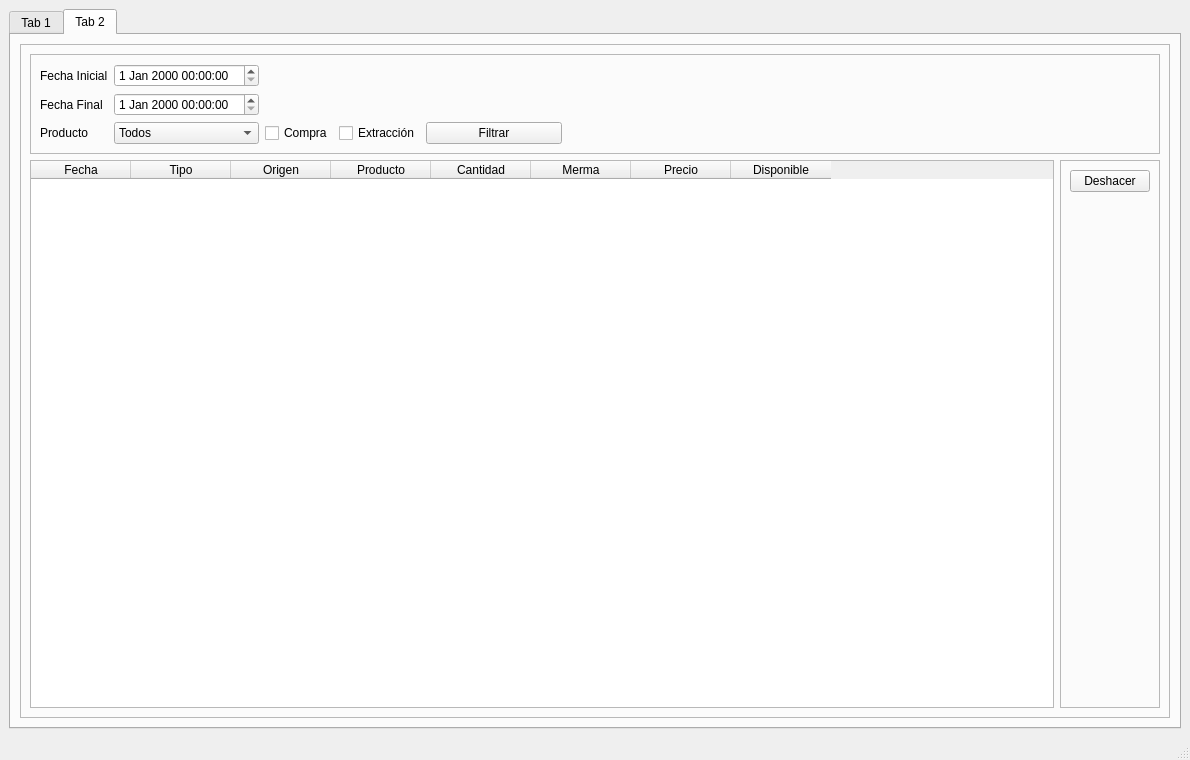
Qt form RumbaBurger/form_transacciones.ui (yordanlp/RumbaBurger) before a commit.
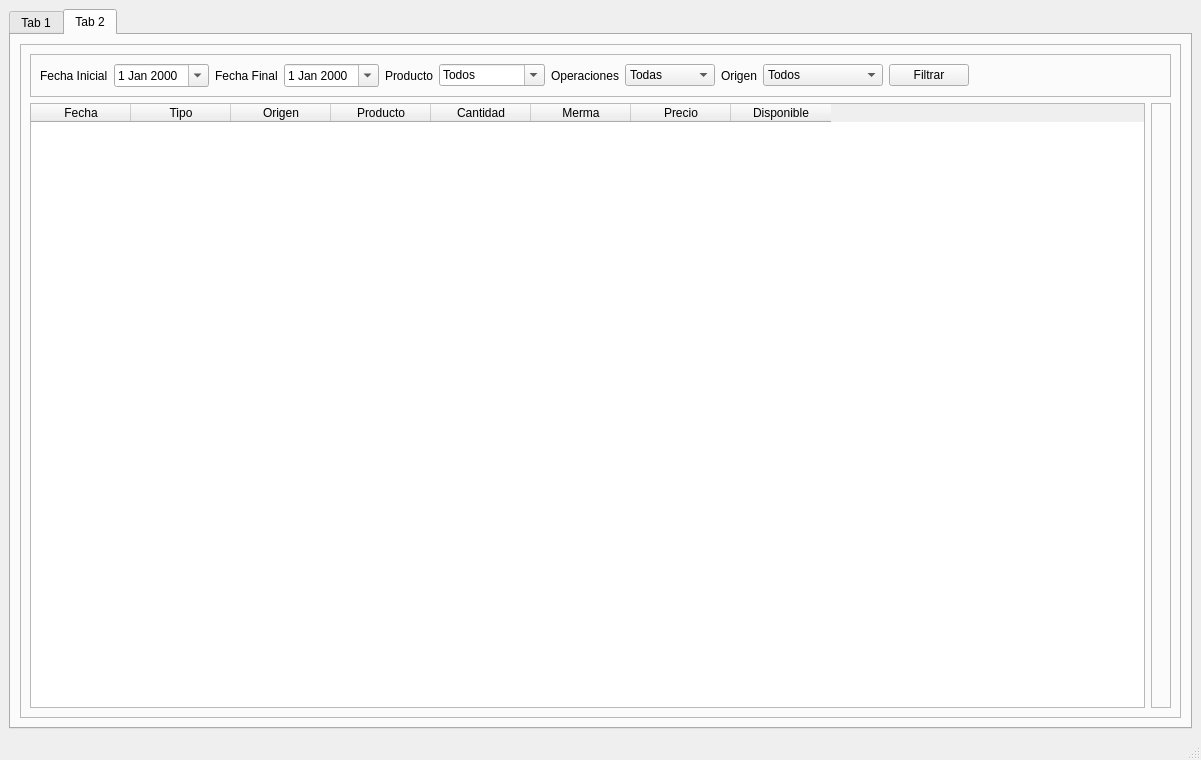
The same form after that commit. The open tabs and pages were chosen to show the change.

```diff
--- a/RumbaBurger/form_transacciones.ui
+++ b/RumbaBurger/form_transacciones.ui
@@ -6,7 +6,7 @@
    <rect>
     <x>0</x>
     <y>0</y>
-    <width>1190</width>
+    <width>1201</width>
     <height>760</height>
    </rect>
   </property>
@@ -245,6 +245,17 @@
            <enum>QFrame::Raised</enum>
           </property>
           <layout class="QGridLayout" name="gridLayout_8">
+           <item row="2" column="1">
+            <widget class="QFrame" name="frame_5">
+             <property name="frameShape">
+              <enum>QFrame::StyledPanel</enum>
+             </property>
+             <property name="frameShadow">
+              <enum>QFrame::Raised</enum>
+             </property>
+             <layout class="QGridLayout" name="gridLayout_7"/>
+            </widget>
+           </item>
            <item row="0" column="0" colspan="2">
             <widget class="QFrame" name="frame_4">
              <property name="frameShape">
@@ -254,64 +265,51 @@
               <enum>QFrame::Raised</enum>
              </property>
              <layout class="QGridLayout" name="gridLayout_6">
-              <item row="2" column="2">
-               <widget class="QCheckBox" name="checkBox">
-                <property name="text">
-                 <string>Compra</string>
+              <item row="0" column="3">
+               <widget class="QDateEdit" name="de_fechaFinalCompraExtraccion">
+                <property name="calendarPopup">
+                 <bool>true</bool>
                 </property>
                </widget>
               </item>
-              <item row="2" column="6">
-               <spacer name="horizontalSpacer_7">
-                <property name="orientation">
-                 <enum>Qt::Horizontal</enum>
+              <item row="0" column="2">
+               <widget class="QLabel" name="label_6">
+                <property name="text">
+                 <string>Fecha Final</string>
                 </property>
-                <property name="sizeHint" stdset="0">
-                 <size>
-                  <width>40</width>
-                  <height>20</height>
-                 </size>
-                </property>
-               </spacer>
+               </widget>
               </item>
-              <item row="1" column="4">
-               <spacer name="horizontalSpacer_9">
-                <property name="orientation">
-                 <enum>Qt::Horizontal</enum>
-                </property>
-                <property name="sizeHint" stdset="0">
+              <item row="0" column="9">
+               <widget class="QComboBox" name="cb_origenOperaciones">
+                <property name="minimumSize">
                  <size>
-                  <width>40</width>
-                  <height>20</height>
+                  <width>110</width>
+                  <height>0</height>
                  </size>
                 </property>
-               </spacer>
+                <item>
+                 <property name="text">
+                  <string>Todos</string>
+                 </property>
+                </item>
+                <item>
+                 <property name="text">
+                  <string>Almacén Local</string>
+                 </property>
+                </item>
+                <item>
+                 <property name="text">
+                  <string>Almacén Central</string>
+                 </property>
+                </item>
+               </widget>
               </item>
-              <item row="2" column="7">
-               <spacer name="horizontalSpacer_8">
-                <property name="orientation">
-                 <enum>Qt::Horizontal</enum>
+              <item row="0" column="8">
+               <widget class="QLabel" name="label_9">
+                <property name="text">
+                 <string>Origen</string>
                 </property>
-                <property name="sizeHint" stdset="0">
-                 <size>
-                  <width>40</width>
-                  <height>20</height>
-                 </size>
-                </property>
-               </spacer>
-              </item>
-              <item row="0" column="4">
-               <spacer name="horizontalSpacer_10">
-                <property name="orientation">
-                 <enum>Qt::Horizontal</enum>
-                </property>
-                <property name="sizeHint" stdset="0">
-                 <size>
-                  <width>40</width>
-                  <height>20</height>
-                 </size>
-                </property>
-               </spacer>
+               </widget>
               </item>
               <item row="0" column="0">
                <widget class="QLabel" name="label_5">
@@ -320,17 +318,44 @@
                 </property>
                </widget>
               </item>
-              <item row="2" column="1">
-               <widget class="QComboBox" name="comboBox_2">
+              <item row="0" column="1">
+               <widget class="QDateEdit" name="de_fechaInicialCompraExtraccion">
+                <property name="calendarPopup">
+                 <bool>true</bool>
+                </property>
+               </widget>
+              </item>
+              <item row="0" column="6">
+               <widget class="QLabel" name="label_8">
+                <property name="text">
+                 <string>Operaciones</string>
+                </property>
+               </widget>
+              </item>
+              <item row="0" column="7">
+               <widget class="QComboBox" name="cb_operaciones">
+                <property name="minimumSize">
+                 <size>
+                  <width>90</width>
+                  <height>0</height>
+                 </size>
+                </property>
                 <item>
                  <property name="text">
-                  <string>Todos</string>
+                  <string>Todas</string>
                  </property>
                 </item>
                </widget>
               </item>
-              <item row="2" column="4">
-               <widget class="QPushButton" name="pushButton_3">
+              <item row="0" column="4">
+               <widget class="QLabel" name="label_4">
+                <property name="text">
+                 <string>Producto</string>
+                </property>
+               </widget>
+              </item>
+              <item row="0" column="10">
+               <widget class="QPushButton" name="pb_filtrarCompraExtraccion">
                 <property name="maximumSize">
                  <size>
                   <width>136</width>
@@ -342,31 +367,26 @@
                 </property>
                </widget>
               </item>
-              <item row="2" column="0">
-               <widget class="QLabel" name="label_4">
-                <property name="text">
-                 <string>Producto</string>
-                </property>
-               </widget>
-              </item>
-              <item row="2" column="8">
-               <spacer name="horizontalSpacer_11">
-                <property name="orientation">
-                 <enum>Qt::Horizontal</enum>
-                </property>
-                <property name="sizeHint" stdset="0">
+              <item row="0" column="5">
+               <widget class="QComboBox" name="cb_productosCompraExtraccion">
+                <property name="minimumSize">
                  <size>
-                  <width>40</width>
-                  <height>20</height>
+                  <width>106</width>
+                  <height>0</height>
                  </size>
                 </property>
-               </spacer>
+                <property name="editable">
+                 <bool>true</bool>
+                </property>
+                <item>
+                 <property name="text">
+                  <string>Todos</string>
+                 </property>
+                </item>
+               </widget>
               </item>
-              <item row="0" column="1">
-               <widget class="QDateTimeEdit" name="dateTimeEdit_3"/>
-              </item>
-              <item row="2" column="5">
-               <spacer name="horizontalSpacer_12">
+              <item row="0" column="11">
+               <spacer name="horizontalSpacer_7">
                 <property name="orientation">
                  <enum>Qt::Horizontal</enum>
                 </property>
@@ -378,28 +398,11 @@
                 </property>
                </spacer>
               </item>
-              <item row="1" column="1">
-               <widget class="QDateTimeEdit" name="dateTimeEdit_4"/>
-              </item>
-              <item row="1" column="0">
-               <widget class="QLabel" name="label_6">
-                <property name="text">
-                 <string>Fecha Final</string>
-                </property>
-               </widget>
-              </item>
-              <item row="2" column="3">
-               <widget class="QCheckBox" name="checkBox_2">
-                <property name="text">
-                 <string>Extracción</string>
-                </property>
-               </widget>
-              </item>
              </layout>
             </widget>
            </item>
-           <item row="1" column="0">
-            <widget class="QTableWidget" name="tableWidget_2">
+           <item row="2" column="0">
+            <widget class="QTableWidget" name="tw_CompraExtraccion">
              <column>
               <property name="text">
                <string>Fecha</string>
@@ -442,38 +445,6 @@
              </column>
             </widget>
            </item>
-           <item row="1" column="1">
-            <widget class="QFrame" name="frame_5">
-             <property name="frameShape">
-              <enum>QFrame::StyledPanel</enum>
-             </property>
-             <property name="frameShadow">
-              <enum>QFrame::Raised</enum>
-             </property>
-             <layout class="QGridLayout" name="gridLayout_7">
-              <item row="0" column="0">
-               <widget class="QPushButton" name="pushButton_4">
-                <property name="text">
-                 <string>Deshacer</string>
-                </property>
-               </widget>
-              </item>
-              <item row="1" column="0">
-               <spacer name="verticalSpacer_2">
-                <property name="orientation">
-                 <enum>Qt::Vertical</enum>
-                </property>
-                <property name="sizeHint" stdset="0">
-                 <size>
-                  <width>20</width>
-                  <height>40</height>
-                 </size>
-                </property>
-               </spacer>
-              </item>
-             </layout>
-            </widget>
-           </item>
           </layout>
          </widget>
         </item>
```
Left out of the diff: 225 changed lines with no effect on the pictures.
